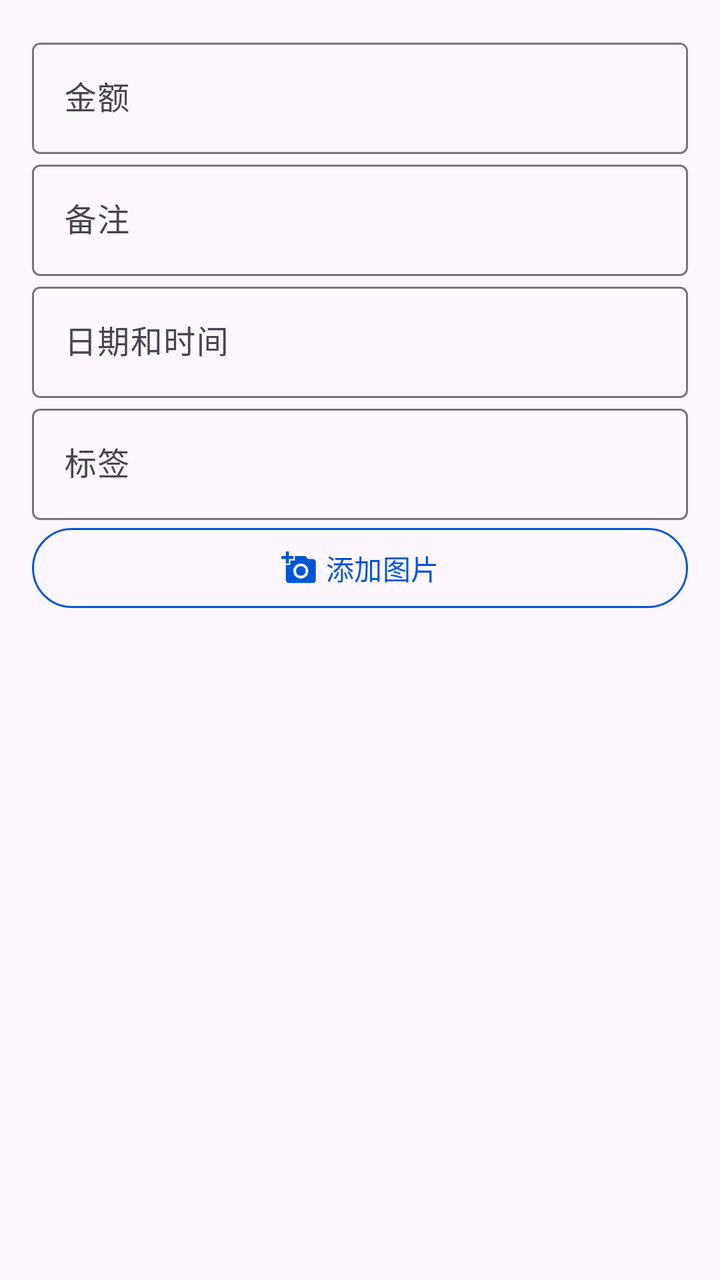
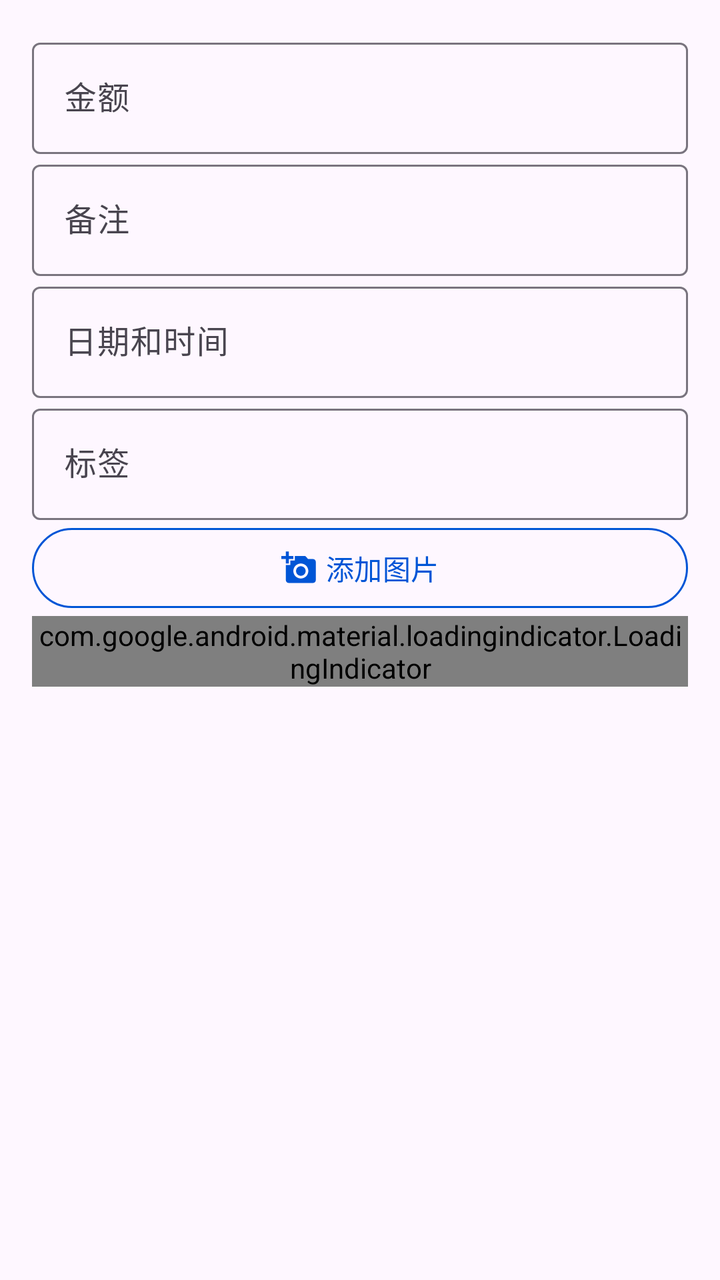

An Android layout rendered at two revisions. The XML below is the earlier revision; the diff shows what the commit changed to produce the second picture.
<!-- AndroidManifest.xml: application theme Theme.ManagerAssistant.Static -->
<!-- res/layout/fragment_expense.xml -->
<?xml version="1.0" encoding="utf-8"?>
<androidx.core.widget.NestedScrollView xmlns:android="http://schemas.android.com/apk/res/android"
    xmlns:app="http://schemas.android.com/apk/res-auto"
    android:layout_width="match_parent"
    android:layout_height="match_parent"
    android:orientation="vertical"
    android:padding="16dp">

    <LinearLayout
        android:layout_width="match_parent"
        android:layout_height="wrap_content"
        android:orientation="vertical">

        <com.google.android.material.textfield.TextInputLayout
            android:id="@+id/amount_layout"
            android:layout_width="match_parent"
            android:layout_height="wrap_content"
            app:endIconDrawable="@drawable/baseline_clear_24"
            app:endIconMode="clear_text">

            <com.google.android.material.textfield.TextInputEditText
                android:id="@+id/amount_input"
                style="@style/UserInputEditTextStyle"
                android:layout_width="match_parent"
                android:layout_height="wrap_content"
                android:hint="@string/amount"
                android:inputType="numberDecimal" />
        </com.google.android.material.textfield.TextInputLayout>

        <com.google.android.material.textfield.TextInputLayout
            android:id="@+id/remark_layout"
            android:layout_width="match_parent"
            android:layout_height="wrap_content"
            android:hint="@string/remark"
            app:endIconDrawable="@drawable/baseline_clear_24"
            app:endIconMode="clear_text">

            <com.google.android.material.textfield.TextInputEditText
                android:id="@+id/remark_input"
                style="@style/UserInputEditTextStyle"
                android:layout_width="match_parent"
                android:layout_height="wrap_content" />
        </com.google.android.material.textfield.TextInputLayout>

        <com.google.android.material.textfield.TextInputLayout
            android:id="@+id/datetime_layout"
            android:layout_width="match_parent"
            android:layout_height="wrap_content"
            android:hint="@string/date_time">

            <com.google.android.material.textfield.TextInputEditText
                android:id="@+id/datetime_input"
                style="@style/ClickableEditTextStyle"
                android:layout_width="match_parent"
                android:layout_height="wrap_content"
                android:focusable="false" />
        </com.google.android.material.textfield.TextInputLayout>

        <com.google.android.material.textfield.TextInputLayout
            android:id="@+id/running_account_tag_layout"
            android:layout_width="match_parent"
            android:layout_height="wrap_content"
            android:hint="@string/tag">

            <com.google.android.material.textfield.TextInputEditText
                android:id="@+id/running_account_tag_input"
                style="@style/ClickableEditTextStyle"
                android:layout_width="match_parent"
                android:layout_height="wrap_content" />
        </com.google.android.material.textfield.TextInputLayout>

        
        <LinearLayout
            android:layout_width="match_parent"
            android:layout_height="wrap_content"
            android:gravity="center"
            android:orientation="horizontal">

            <com.google.android.material.button.MaterialButton
                android:id="@+id/picture_add"
                style="@style/OutlinedBtnStyle"
                android:layout_width="0dp"
                android:layout_height="wrap_content"
                android:layout_marginStart="0dp"
                android:layout_marginEnd="0dp"
                android:layout_weight="1"
                android:text="@string/add_picture"
                app:icon="@drawable/baseline_add_a_photo_24"
                app:iconGravity="textStart" />

            <com.google.android.material.button.MaterialButton
                android:id="@+id/picture_delete_btn"
                android:layout_width="0dp"
                android:layout_height="wrap_content"
                android:layout_marginStart="10dp"
                android:layout_weight="1"
                android:text="@string/delete_picture"
                android:visibility="gone"
                app:icon="@drawable/baseline_delete_forever_24"
                app:iconGravity="textStart" />
        </LinearLayout>

        <androidx.recyclerview.widget.RecyclerView
            android:id="@+id/picture_recycler"
            android:layout_width="match_parent"
            android:layout_height="0dp"
            android:layout_weight="1"
            android:nestedScrollingEnabled="false" />
    </LinearLayout>
</androidx.core.widget.NestedScrollView>
<!-- resources referenced by this layout -->
<resources>
  <!-- drawable baseline_add_a_photo_24 (drawable) -->
  <vector xmlns:android="http://schemas.android.com/apk/res/android" android:height="24dp" android:tint="#000000" android:viewportHeight="24" android:viewportWidth="24" android:width="24dp">
        
      <path android:fillColor="@android:color/white" android:pathData="M3,4V1h2v3h3v2H5v3H3V6H0V4H3zM6,10V7h3V4h7l1.83,2H21c1.1,0 2,0.9 2,2v12c0,1.1 -0.9,2 -2,2H5c-1.1,0 -2,-0.9 -2,-2V10H6zM13,19c2.76,0 5,-2.24 5,-5s-2.24,-5 -5,-5s-5,2.24 -5,5S10.24,19 13,19zM9.8,14c0,1.77 1.43,3.2 3.2,3.2s3.2,-1.43 3.2,-3.2s-1.43,-3.2 -3.2,-3.2S9.8,12.23 9.8,14z"/>
      
  </vector>
  <!-- drawable baseline_clear_24 (drawable) -->
  <vector xmlns:android="http://schemas.android.com/apk/res/android" android:height="24dp" android:tint="#000000" android:viewportHeight="24" android:viewportWidth="24" android:width="24dp">
        
      <path android:fillColor="@android:color/white" android:pathData="M19,6.41L17.59,5 12,10.59 6.41,5 5,6.41 10.59,12 5,17.59 6.41,19 12,13.41 17.59,19 19,17.59 13.41,12z"/>
      
  </vector>
  <!-- drawable baseline_delete_forever_24 (drawable) -->
  <vector xmlns:android="http://schemas.android.com/apk/res/android" android:height="24dp" android:tint="#000000" android:viewportHeight="24" android:viewportWidth="24" android:width="24dp">
        
      <path android:fillColor="@android:color/white" android:pathData="M6,19c0,1.1 0.9,2 2,2h8c1.1,0 2,-0.9 2,-2L18,7L6,7v12zM8.46,11.88l1.41,-1.41L12,12.59l2.12,-2.12 1.41,1.41L13.41,14l2.12,2.12 -1.41,1.41L12,15.41l-2.12,2.12 -1.41,-1.41L10.59,14l-2.13,-2.12zM15.5,4l-1,-1h-5l-1,1L5,4v2h14L19,4z"/>
      
  </vector>
  <string name="add_picture">添加图片</string>
  <string name="amount">金额</string>
  <string name="date_time">日期和时间</string>
  <string name="delete_picture">删除图片</string>
  <string name="remark">备注</string>
  <string name="tag">标签</string>
  <style name="ClickableEditTextStyle" parent="Widget.Material3.TextInputEditText.OutlinedBox">
          <item name="android:inputType">text</item>
          <item name="android:focusable">false</item>
          <item name="android:clickable">true</item>
          <item name="android:textColorHighlight">?attr/colorControlHighlight</item>
      </style>
  <style name="OutlinedBtnStyle" parent="Widget.Material3.Button.OutlinedButton">
          <item name="android:textColor">?attr/colorPrimary</item>
          <item name="strokeColor">?attr/colorPrimary</item>
          <item name="strokeWidth">1dp</item>
          <item name="android:layout_marginStart">10dp</item>
          <item name="android:layout_marginEnd">10dp</item>
      </style>
  <style name="UserInputEditTextStyle" parent="Widget.Material3.TextInputEditText.OutlinedBox">
          <item name="android:inputType">text</item>
          <item name="android:textColorHighlight">?attr/colorSurfaceVariant</item>
          <item name="android:maxLength">20</item>
      </style>
  <color name="color_primary">#0055d6</color>
  <color name="color_on_primary">#ffffff</color>
  <color name="color_primary_container">#d8e1fe</color>
  <color name="color_secondary_container">#e0e1ff</color>
  <color name="color_surface">#faf9ff</color>
  <color name="color_surface_container">#ebedfa</color>
  <color name="color_surface_container_low">#edeffc</color>
  <style name="ToolBarStyle" parent="Widget.Material3.Toolbar">
          <item name="android:backgroundTint">?attr/colorSurface</item>
          <item name="navigationIconTint">?attr/colorPrimary</item>
          <item name="contentInsetStart">10dp</item>
          <item name="titleTextAppearance">@style/TitleStyle</item>
      </style>
  <style name="TitleStyle">
          <item name="android:textSize">23sp</item>
      </style>
  <!-- unchanged entries left out for length: 1 -->
</resources>

<!-- the commit's change to res/layout/fragment_expense.xml (unified diff, before → after) -->
@@ -100,6 +100,12 @@
                 app:iconGravity="textStart" />
         </LinearLayout>
 
+        <com.google.android.material.loadingindicator.LoadingIndicator
+            android:id="@+id/loading_indicator"
+            android:layout_width="wrap_content"
+            android:layout_height="wrap_content"
+            android:layout_gravity="center_horizontal" />
+
         <androidx.recyclerview.widget.RecyclerView
             android:id="@+id/picture_recycler"
             android:layout_width="match_parent"
